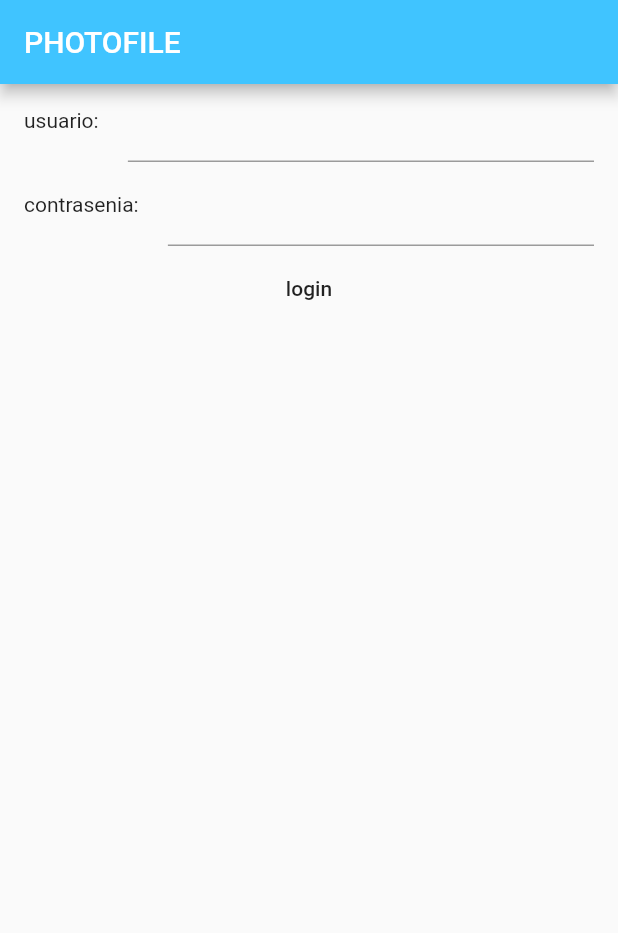
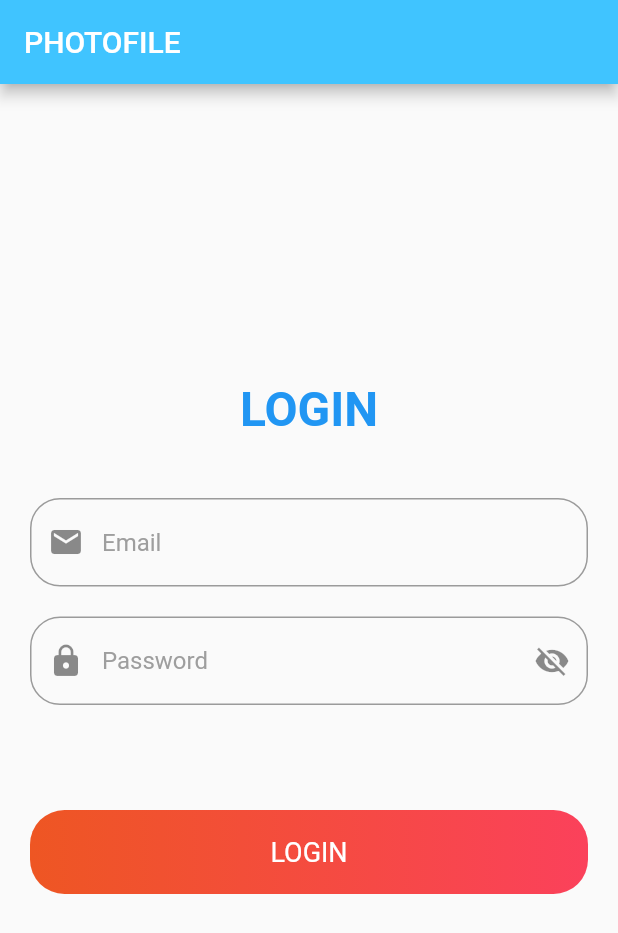
Before and after one commit to milanesio9/ant_photofile, a Flutter app: the screen it shows after launch, on a phone screen of 412 x 824 dp. Shown: the top 933 px of the screen. Run offline on Flutter 3.47's test engine with Material 2 defaults, Android fonts, the phone set to English and light mode, and no system bars.

Commit message:
cambios en login

```diff
--- a/lib/main.dart
+++ b/lib/main.dart
@@ -17,7 +17,7 @@ class MyApp extends StatelessWidget {
        appBar: AppBar(
          title: Text('PHOTOFILE'),backgroundColor: Colors.lightBlueAccent
          ),
-       body: login(),
+       body: LoginPage(),
      ),
 
     );
--- a/lib/user.dart
+++ b/lib/user.dart
@@ -1,39 +1,159 @@
 import 'package:flutter/material.dart';
-import 'main.dart';
+import 'package:galery_file/main.dart';
 
-class login extends StatefulWidget{
-  _loginState createState() => _loginState();
+
+void main() => runApp(App());
+
+class App extends StatelessWidget{
+  @override
+  Widget build(BuildContext context){
+    return MaterialApp(
+      debugShowCheckedModeBanner: false,
+      theme: ThemeData(
+        primaryColor: Color(0xFFFB415B),
+        fontFamily: "Ubuntu"
+      ),
+      home: LoginPage(),
+    );
+  }
 }
 
-class _loginState extends State<login> {
+class LoginPage extends StatefulWidget{
   @override
-  Widget build(BuildContext context) {
+  _LoginPageState createState() => _LoginPageState();
+}
+
+class _LoginPageState extends State<LoginPage>{
+
+  bool _isHidden = true;
+
+  void _toggleVisibility(){
+    setState(() {
+      _isHidden = !_isHidden;
+    });
+  }
+
+  @override
+  Widget build(BuildContext context){
     return Scaffold(
-      body: Center(
-        child: ListView(
+      resizeToAvoidBottomPadding: false,
+      body: ListView(
           children: <Widget>[
-            ListTile(
-              leading: Text("usuario: "),
-              title: TextField(),
+            Container(
+        padding: EdgeInsets.only(top: 100.0, right: 20.0, left: 20.0, bottom: 20.0),
+        child: Column(
+          crossAxisAlignment: CrossAxisAlignment.center,
+          children: <Widget>[
+            Text(
+              '',
+              style: TextStyle(
+                fontSize: 50.0,
+                fontWeight: FontWeight.bold,
+                fontFamily: "Pacifico"
+              ),
             ),
-            ListTile(
-              leading: Text("contrasenia: "),
-              title: TextField(),
+            SizedBox(height: 40.0,),
+            Text(
+              "LOGIN",
+              style: TextStyle(
+                fontSize: 32.0,
+                fontWeight: FontWeight.bold,
+                color: Theme.of(context).primaryColor
+              ),
             ),
-            MaterialButton(
-              child: Text("login"),
-              onPressed: () =>{
-                Navigator.push(
-                context,
-                MaterialPageRoute(
-                    builder: (context) => Gallery()
-                )
-                )
-              },
-            )
+            SizedBox(height: 40.0,),
+            buildTextField("Email"),
+            SizedBox(height: 20.0,),
+            buildTextField("Password"),
+            SizedBox(height: 20.0,),
+            Container(
+              child: Row(
+                mainAxisAlignment: MainAxisAlignment.end,
+                children: <Widget>[
+
+                ],
+              ),
+            ),
+            SizedBox(height: 50.0),
+            buildButtonContainer(),
+            SizedBox(height: 10.0,),
+            Container(
+              child: Center(
+                child: Row(
+                  mainAxisAlignment: MainAxisAlignment.center,
+                  children: <Widget>[
+
+                  ],
+                ),
+              ),
+            ),
           ],
         ),
       ),
+          ]));
+  }
+
+  Widget buildTextField(String hintText){
+    return TextField(
+      decoration: InputDecoration(
+        hintText: hintText,
+        hintStyle: TextStyle(
+          color: Colors.grey,
+          fontSize: 16.0,
+        ),
+        border: OutlineInputBorder(
+          borderRadius: BorderRadius.circular(20.0),
+        ),
+        prefixIcon: hintText == "Email" ? Icon(Icons.email) : Icon(Icons.lock),
+        suffixIcon: hintText == "Password" ? IconButton(
+          onPressed: _toggleVisibility,
+          icon: _isHidden ? Icon(Icons.visibility_off) : Icon(Icons.visibility),
+        ) : null,
+      ),
+      obscureText: hintText == "Password" ? _isHidden : false,
     );
   }
+
+  Widget buildButtonContainer(){
+
+    return GestureDetector(
+      onTap: () {
+        Navigator.pushReplacement(context, MaterialPageRoute(builder: (context) => Gallery()),);
+      },
+          child: Container(
+
+
+        height: 56.0,
+        width: MediaQuery.of(context).size.width,
+        decoration: BoxDecoration(
+          borderRadius: BorderRadius.circular(23.0),
+          gradient: LinearGradient(
+            colors: [
+              Color(0xFFFB415B),
+              Color(0xFFEE5623)
+            ],
+            begin: Alignment.centerRight,
+            end: Alignment.centerLeft
+          ),
+        ),
+        child: Center(
+          child: Text(
+            "LOGIN",
+
+
+            style: TextStyle(
+              color: Colors.white,
+              fontSize: 18.0,
+
+            ),
+          ),
+
+
+        ),
+
+      ),
+    );
+
+
+  }
 }
--- a/pubspec.yaml
+++ b/pubspec.yaml
@@ -5,7 +5,7 @@ description: A new Flutter project.
 version: 1.0.0+1
 
 environment:
-  sdk: ">=2.1.0 <3.0.0"
+  sdk: ">=2.2.0 <3.0.0"
 
 dependencies:
   flutter:
```
